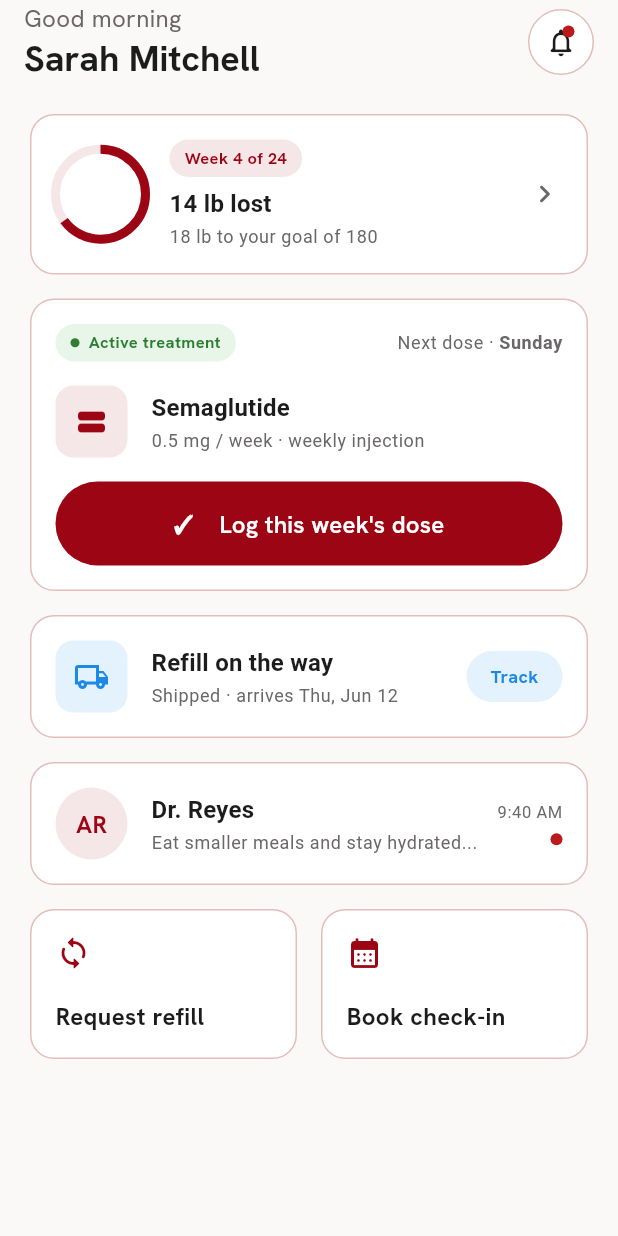
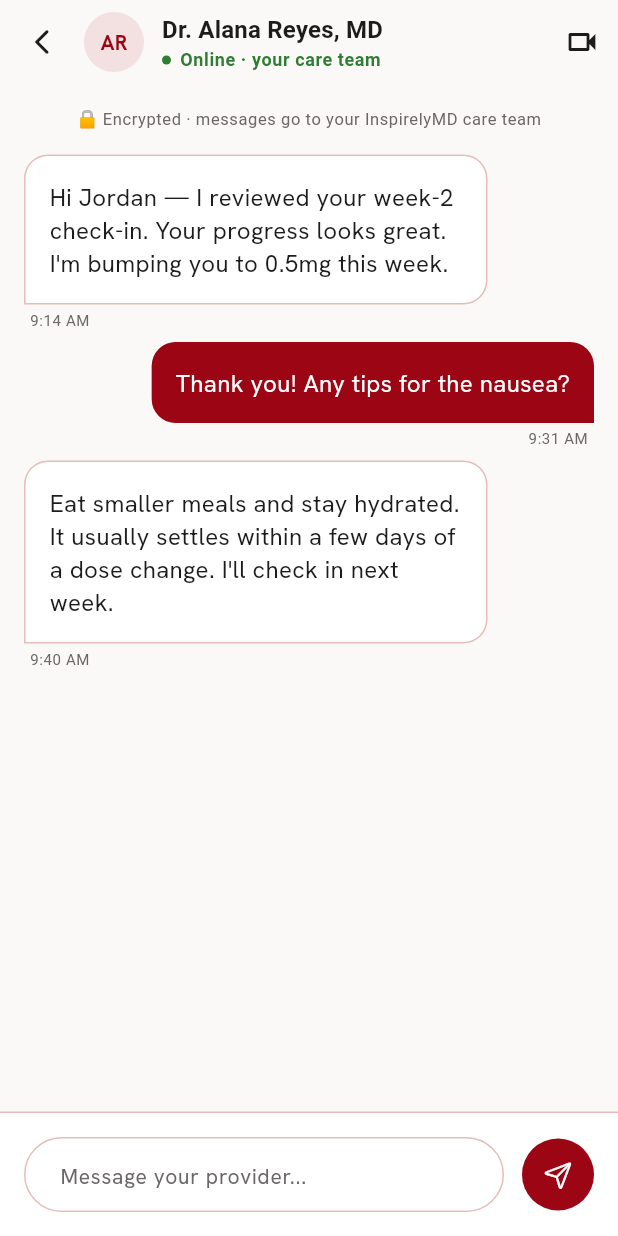
Before and after one commit to Santanu-002/inspirelymd_patient, a Flutter app: the DashboardContent screen opened directly, after a tap on an icon or button, on a phone screen of 412 x 824 dp. Run offline on Flutter 3.47's test engine with Material 3 defaults, Android fonts, the phone set to English and light mode, and no system bars; our stand-ins replace device_info_plus, dio, equatable, flutter_secure_storage, flutter_svg, fpdart and 9 more; accounts and stored records are empty.

```diff
--- a/lib/app/routes/app_pages.dart
+++ b/lib/app/routes/app_pages.dart
@@ -8,6 +8,7 @@ import 'package:inspirelymd_patient/features/auth/presentation/screens/verify_ot
 import 'package:inspirelymd_patient/features/auth/presentation/screens/splash_screen.dart';
 import 'package:inspirelymd_patient/features/notifications/presentation/screens/notifications_screen.dart';
 import 'package:inspirelymd_patient/features/notifications/presentation/bindings/notifications_binding.dart';
+import 'package:inspirelymd_patient/features/messages/presentation/screens/chat_screen.dart';
 
 class AppPages {
   const AppPages._();
@@ -34,5 +35,6 @@ class AppPages {
       page: () => const NotificationsScreen(),
       binding: NotificationsBinding(),
     ),
+    GetPage(name: AppRoutes.chat, page: () => const ChatScreen()),
   ];
 }
--- a/lib/app/routes/app_routes.dart
+++ b/lib/app/routes/app_routes.dart
@@ -6,4 +6,5 @@ class AppRoutes {
   static const auth = '/auth';
   static const verifyOtp = '/verify-otp';
   static const notifications = '/notifications';
+  static const chat = '/chat';
 }
--- a/lib/features/dashboard/presentation/widgets/dashboard_content.dart
+++ b/lib/features/dashboard/presentation/widgets/dashboard_content.dart
@@ -222,7 +222,7 @@ class DashboardContent extends GetView<DashboardController> {
                   // Dose log button
                   AppButton.filled(
                     text: '✓    Log this week\'s dose',
-                    onPressed: () => controller.changeNavIndex(2),
+                    onPressed: () => Get.toNamed(AppRoutes.chat),
                   ),
                 ],
               ),
--- /dev/null
+++ b/lib/features/messages/presentation/screens/chat_screen.dart
@@ -0,0 +1,274 @@
+import 'package:flutter/material.dart';
+import 'package:flutter/cupertino.dart';
+import 'package:get/get.dart';
+import 'package:inspirelymd_patient/core/common/widgets/scaffold/app_scaffold.dart';
+import 'package:inspirelymd_patient/core/common/widgets/snackbar/app_snackbar.dart';
+import 'package:inspirelymd_patient/core/constants/app_strings.dart';
+import 'package:inspirelymd_patient/core/theme/color_scheme_extension.dart';
+import 'package:inspirelymd_patient/features/messages/presentation/controllers/messages_controller.dart';
+
+class ChatScreen extends GetView<MessagesController> {
+  const ChatScreen({super.key});
+
+  @override
+  Widget build(BuildContext context) {
+    final theme = context.theme;
+    final strings = AppStrings.messages;
+
+    return AppScaffold(
+      useScrollView: false,
+      padding: EdgeInsets.zero,
+      automaticallyImplyLeading: true,
+      titleWidget: Row(
+        children: [
+          // Avatar
+          Container(
+            width: 40,
+            height: 40,
+            decoration: BoxDecoration(
+              color: theme.colorScheme.primary.withValues(alpha: 0.1),
+              shape: BoxShape.circle,
+            ),
+            child: Center(
+              child: Text(
+                'AR',
+                style: TextStyle(
+                  color: theme.colorScheme.primary,
+                  fontSize: 14,
+                  fontWeight: FontWeight.bold,
+                ),
+              ),
+            ),
+          ),
+          const SizedBox(width: 12),
+          // Name and status
+          Expanded(
+            child: Column(
+              crossAxisAlignment: CrossAxisAlignment.start,
+              mainAxisSize: MainAxisSize.min,
+              children: [
+                Text(
+                  'Dr. Alana Reyes, MD',
+                  style: theme.textTheme.titleMedium?.copyWith(
+                    fontWeight: FontWeight.bold,
+                  ),
+                ),
+                Row(
+                  children: [
+                    Container(
+                      width: 6,
+                      height: 6,
+                      decoration: const BoxDecoration(
+                        color: Color(0xFF2E7D32),
+                        shape: BoxShape.circle,
+                      ),
+                    ),
+                    const SizedBox(width: 6),
+                    Text(
+                      'Online · your care team',
+                      style: theme.textTheme.bodySmall?.copyWith(
+                        color: const Color(0xFF2E7D32),
+                        fontWeight: FontWeight.bold,
+                      ),
+                    ),
+                  ],
+                ),
+              ],
+            ),
+          ),
+        ],
+      ),
+      actions: [
+        IconButton(
+          icon: const Icon(Icons.videocam_outlined),
+          color: theme.colorScheme.onSurface,
+          onPressed: () {
+            AppSnackbar.info('Starting secure telehealth video call...');
+          },
+        ),
+      ],
+      child: Column(
+        children: [
+          // ── Message Thread List ──────────────────────────────────────────
+          Expanded(
+            child: Container(
+              color: theme.colorScheme.surfaceBright,
+              child: Column(
+                children: [
+                  // Encryption notice
+                  Padding(
+                    padding: const EdgeInsets.symmetric(vertical: 16),
+                    child: Center(
+                      child: Text(
+                        strings.encryptedNotice,
+                        style: theme.textTheme.bodySmall?.copyWith(
+                          color: theme.colorScheme.textMuted,
+                          fontSize: 11,
+                        ),
+                      ),
+                    ),
+                  ),
+                  // Chat bubbles
+                  Expanded(
+                    child: Obx(() {
+                      return ListView.builder(
+                        padding: const EdgeInsets.symmetric(horizontal: 16),
+                        itemCount: controller.messagesList.length,
+                        itemBuilder: (context, index) {
+                          final msg = controller.messagesList[index];
+                          return _buildChatBubble(
+                            context: context,
+                            text: msg['text'] ?? '',
+                            time: msg['time'] ?? '',
+                            isMe: msg['sender'] == 'patient',
+                          );
+                        },
+                      );
+                    }),
+                  ),
+                ],
+              ),
+            ),
+          ),
+
+          // ── Bottom Message Input ─────────────────────────────────────────
+          Container(
+            padding: const EdgeInsets.all(16),
+            decoration: BoxDecoration(
+              color: theme.colorScheme.surface,
+              border: Border(
+                top: BorderSide(
+                  color: theme.colorScheme.outlineVariant,
+                  width: 1,
+                ),
+              ),
+            ),
+            child: Row(
+              children: [
+                // Text Field
+                Expanded(
+                  child: TextField(
+                    controller: controller.textController,
+                    decoration: InputDecoration(
+                      hintText: strings.inputHint,
+                      hintStyle: TextStyle(
+                        color: theme.colorScheme.textMuted,
+                        fontSize: 14,
+                      ),
+                      contentPadding: const EdgeInsets.symmetric(
+                        horizontal: 20,
+                        vertical: 12,
+                      ),
+                      border: OutlineInputBorder(
+                        borderRadius: BorderRadius.circular(99),
+                        borderSide: BorderSide(
+                          color: theme.colorScheme.outlineVariant,
+                          width: 1,
+                        ),
+                      ),
+                      enabledBorder: OutlineInputBorder(
+                        borderRadius: BorderRadius.circular(99),
+                        borderSide: BorderSide(
+                          color: theme.colorScheme.outlineVariant,
+                          width: 1,
+                        ),
+                      ),
+                      focusedBorder: OutlineInputBorder(
+                        borderRadius: BorderRadius.circular(99),
+                        borderSide: BorderSide(
+                          color: theme.colorScheme.primary,
+                          width: 1,
+                        ),
+                      ),
+                    ),
+                  ),
+                ),
+                const SizedBox(width: 12),
+                // Send action button
+                GestureDetector(
+                  onTap: controller.sendMessage,
+                  child: Container(
+                    width: 48,
+                    height: 48,
+                    decoration: BoxDecoration(
+                      color: theme.colorScheme.primary,
+                      shape: BoxShape.circle,
+                    ),
+                    child: const Center(
+                      child: Icon(
+                        CupertinoIcons.paperplane,
+                        color: Colors.white,
+                        size: 20,
+                      ),
+                    ),
+                  ),
+                ),
+              ],
+            ),
+          ),
+        ],
+      ),
+    );
+  }
+
+  Widget _buildChatBubble({
+    required BuildContext context,
+    required String text,
+    required String time,
+    required bool isMe,
+  }) {
+    final theme = context.theme;
+
+    return Padding(
+      padding: const EdgeInsets.only(bottom: 8),
+      child: Column(
+        crossAxisAlignment: isMe
+            ? CrossAxisAlignment.end
+            : CrossAxisAlignment.start,
+        children: [
+          Container(
+            constraints: BoxConstraints(
+              maxWidth: MediaQuery.of(context).size.width * 0.75,
+            ),
+            padding: const EdgeInsets.all(16),
+            decoration: BoxDecoration(
+              color: isMe
+                  ? theme.colorScheme.primary
+                  : theme.colorScheme.surfaceWhite,
+              border: isMe
+                  ? null
+                  : Border.all(
+                      color: theme.colorScheme.outlineVariant,
+                      width: 1,
+                    ),
+              borderRadius: BorderRadius.only(
+                topLeft: const Radius.circular(16),
+                topRight: const Radius.circular(16),
+                bottomLeft: Radius.circular(isMe ? 16 : 0),
+                bottomRight: Radius.circular(isMe ? 0 : 16),
+              ),
+            ),
+            child: Text(
+              text,
+              style: theme.textTheme.bodyMedium?.copyWith(
+                color: isMe ? Colors.white : theme.colorScheme.onSurface,
+                height: 1.4,
+              ),
+            ),
+          ),
+          const SizedBox(height: 4),
+          Padding(
+            padding: const EdgeInsets.symmetric(horizontal: 4),
+            child: Text(
+              time,
+              style: theme.textTheme.bodySmall?.copyWith(
+                color: theme.colorScheme.textMuted,
+                fontSize: 10,
+              ),
+            ),
+          ),
+        ],
+      ),
+    );
+  }
+}
```
